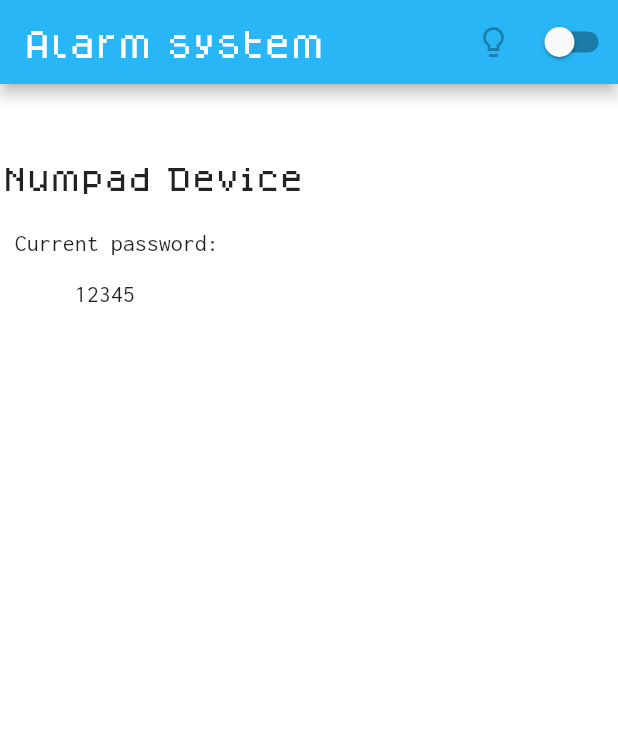
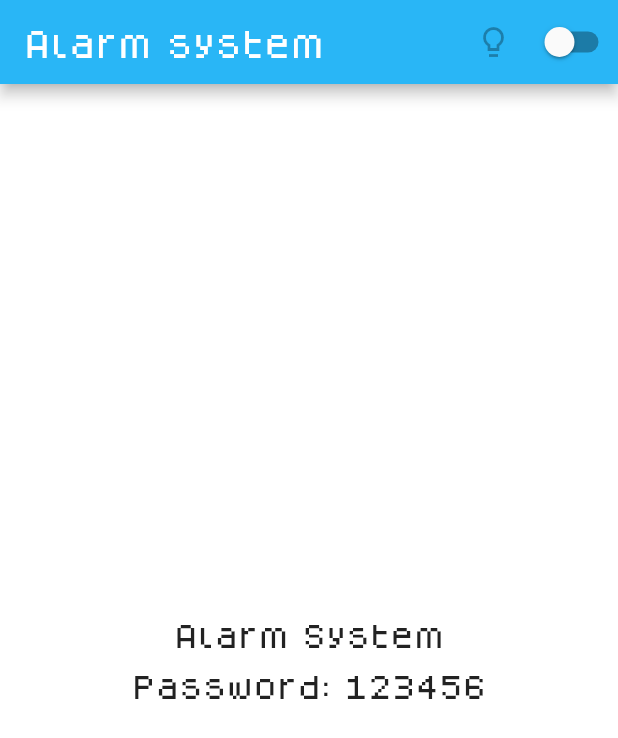
Before and after one commit to luadham/Alarm-System-IOT, a Flutter app: the screen it shows after launch, on a phone screen of 412 x 824 dp. Shown: the top 738 px of the screen. Run offline on Flutter 3.47's test engine with Material 2 defaults, Android fonts, the light colour scheme and no system bars; our stand-ins replace animated_splash_screen; missing offline and left inert: mqtt_client.

Commit message:
UI Optimization and Animation Fix

```diff
--- a/lib/main.dart
+++ b/lib/main.dart
@@ -8,7 +8,6 @@ import 'package:provider/provider.dart';
 import 'package:alarmsystem/provider/theme_provider.dart';
 import 'package:alarmsystem/widget/change_theme_button_widget.dart';
 import 'package:alarmsystem/page/home_page.dart';
-
 
 void main() {
   runApp(MyApp());
@@ -52,10 +51,16 @@ class MyApp extends StatelessWidget {
               themeMode: themeProvider.themeMode,
               theme: MyThemes.lightTheme,
               darkTheme: MyThemes.darkTheme,
-        home: SplashScreen()
+              home: AnimatedSplashScreen(
+                duration: 3000,
+                splash: Icons.home,
+                nextScreen: HomePage(),
+                splashTransition: SplashTransition.fadeTransition,
+              )
+              // ! Animation Fixed Try To Modify Splash screen :)
               //Adding animation to splash screen produces a 'A RenderFlex overflowed…' error.
               //uncomment next line to fix it.
-        //AnimatedSplashScreen(splash: SplashScreen(),splashTransition: SplashTransition.fade, nextScreen: HomePage(),),
+              // AnimatedSplashScreen(splash: SplashScreen(),splashTransition: SplashTransition.fade, nextScreen: HomePage(),),
               );
         },
       );
--- a/lib/page/home_page.dart
+++ b/lib/page/home_page.dart
@@ -1,3 +1,4 @@
+import 'package:alarmsystem/assets/UIStrings.dart';
 import 'package:flutter/material.dart';
 import 'package:provider/provider.dart';
 import 'package:alarmsystem/main.dart';
@@ -32,36 +33,28 @@ class HomePage extends StatelessWidget {
         appBar: AppBar(
           backgroundColor: Colors.lightBlue[400],
           title: const Text(MyApp.title,
-            style: TextStyle(
-            fontSize: 20,
-            fontFamily: 'dogicapixel'
-        )),
+              style: TextStyle(fontSize: 20, fontFamily: 'dogicapixel')),
           actions: [
-        const IconButton(
-        icon: Icon(Icons.lightbulb_outline_sharp)),
+            const IconButton(icon: Icon(Icons.lightbulb_outline_sharp)),
             ChangeThemeButtonWidget(),
           ],
         ),
-      body: GridView.count(
-        crossAxisCount: 2,
-        crossAxisSpacing: 4.0,
-        mainAxisSpacing: 8.0,
-          children: List.generate(1, (index) {
-            return Center(
-              child: RichText(
-                text: TextSpan(
-                  children: <TextSpan>[
-                    TextSpan(text: 'Numpad Device\n\n\n',
+        body: Center(
+          child: Column(
+            mainAxisAlignment: MainAxisAlignment.center,
+            children: [
+              Text(UIStrings.projectName,
                   style: Theme.of(context).textTheme.bodyText1),
-                    TextSpan(text: ' Current password:\n\n\t\t\t\t\t 12345',
-                    style: Theme.of(context).textTheme.bodyText2),
+              const SizedBox(
+                // ! if you want to add space in flutter use Sized Box :)
+                height: 20,
+              ),
+              Text(
+                'Password: 123456',
+                style: Theme.of(context).textTheme.bodyText1,
+              )
             ],
           ),
-              )
-            );
-          }
-          )
-        )
-    );
+        ));
   }
 }
--- a/pubspec.yaml
+++ b/pubspec.yaml
@@ -32,7 +32,7 @@ dependencies:
   flutter:
     sdk: flutter
 
-  animated_splash_screen:
+  animated_splash_screen: ^1.3.0
   provider: ^4.3.2+3
 
   # The following adds the Cupertino Icons font to your application.
```
Lines whose indentation alone changed are shown as unchanged.
